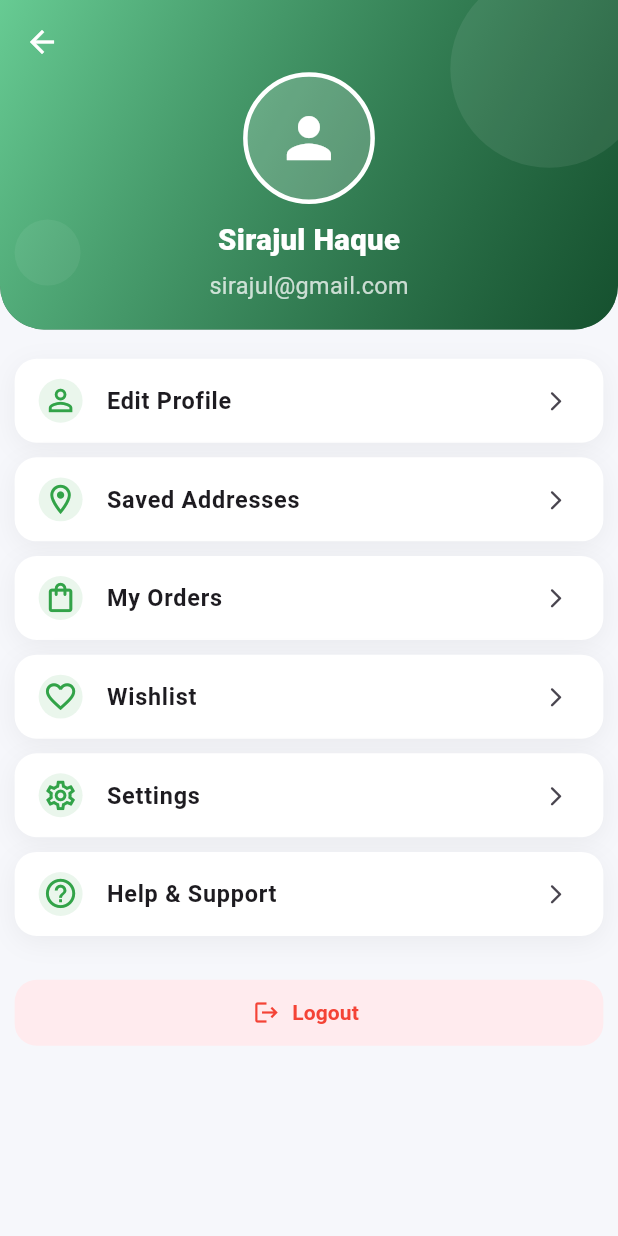
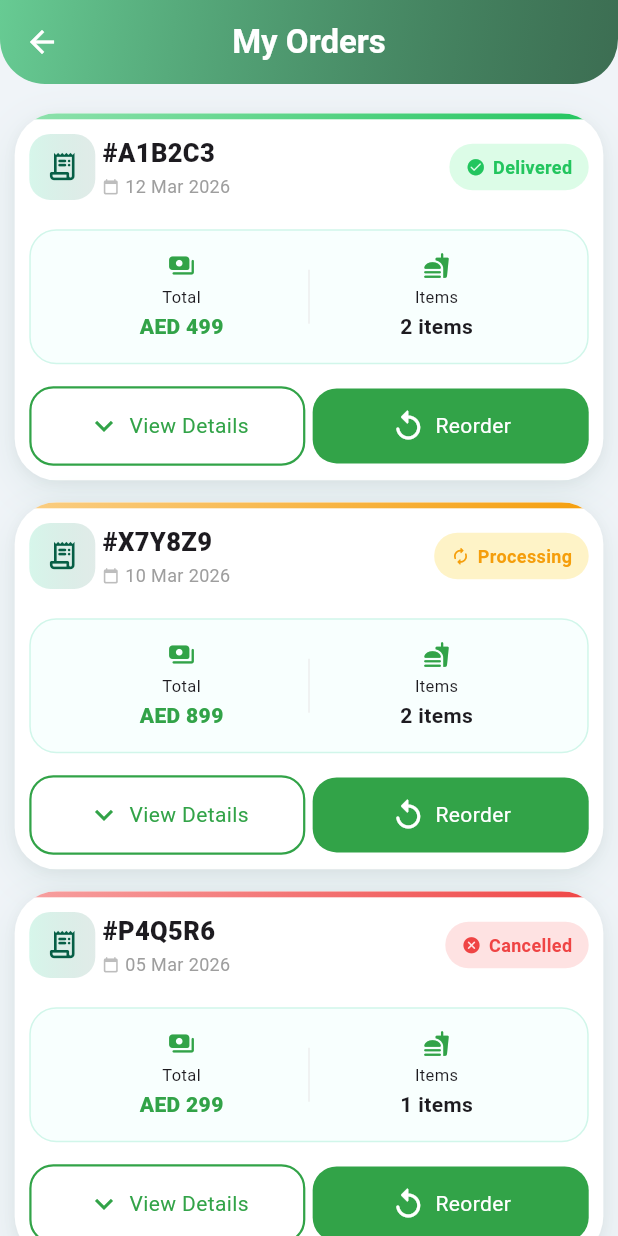
Before and after one commit to SirajulHQ/a_one_gt, a Flutter app: the ProfilePage screen opened directly, after a tap on "My Orders", on a phone screen of 412 x 824 dp. Run offline on Flutter 3.47's test engine with Material 3 defaults, Android fonts, the phone set to English and light mode, and no system bars; our stand-ins replace carousel_slider, toastification; network calls fail; Roboto replaces fonts that are missing (Poppins).

Commit message:
created the my orders page

```diff
--- a/lib/core/apptheme/apptheme.dart
+++ b/lib/core/apptheme/apptheme.dart
@@ -6,3 +6,19 @@ class Appcolors {
   static const Color texColor = Colors.black87;
   static const Color background = Color.fromARGB(255, 247, 247, 247);
 }
+
+/// ─── STATUS CONFIG MODEL ──────────────────────────────────────────────────
+
+class StatusConfig {
+  final Color color;
+  final Color bg;
+  final IconData icon;
+  final String label;
+
+  StatusConfig({
+    required this.color,
+    required this.bg,
+    required this.icon,
+    required this.label,
+  });
+}
--- /dev/null
+++ b/lib/features/my_orders/view/my_orders_page.dart
@@ -0,0 +1,175 @@
+import 'package:a_one_gt/core/apptheme/apptheme.dart';
+import 'package:a_one_gt/core/utils/dimensions.dart';
+import 'package:a_one_gt/features/my_orders/widgets/order_card_widget.dart';
+import 'package:flutter/material.dart';
+import 'package:flutter/services.dart';
+
+class MyOrdersPage extends StatefulWidget {
+  const MyOrdersPage({super.key});
+
+  @override
+  State<MyOrdersPage> createState() => _MyOrdersPageState();
+}
+
+class _MyOrdersPageState extends State<MyOrdersPage>
+    with TickerProviderStateMixin {
+  final List<Map<String, dynamic>> orders = [
+    {
+      "orderId": "#A1B2C3",
+      "date": "12 Mar 2026",
+      "price": 499,
+      "status": "Delivered",
+      "items": ["Chicken Burger", "Pepsi"],
+      "address": "Dubai Marina",
+      "isExpanded": false,
+    },
+    {
+      "orderId": "#X7Y8Z9",
+      "date": "10 Mar 2026",
+      "price": 899,
+      "status": "Processing",
+      "items": ["Pizza", "Fries"],
+      "address": "JLT Cluster A",
+      "isExpanded": false,
+    },
+    {
+      "orderId": "#P4Q5R6",
+      "date": "05 Mar 2026",
+      "price": 299,
+      "status": "Cancelled",
+      "items": ["Sandwich"],
+      "address": "Downtown Dubai",
+      "isExpanded": false,
+    },
+  ];
+
+  late List<AnimationController> _controllers;
+  late List<Animation<double>> _animations;
+
+  @override
+  void initState() {
+    super.initState();
+    _controllers = List.generate(
+      orders.length,
+      (_) => AnimationController(
+        vsync: this,
+        duration: const Duration(milliseconds: 350),
+      ),
+    );
+    _animations = _controllers
+        .map((c) => CurvedAnimation(parent: c, curve: Curves.easeInOut))
+        .toList();
+  }
+
+  @override
+  void dispose() {
+    for (final c in _controllers) {
+      c.dispose();
+    }
+    super.dispose();
+  }
+
+  void _toggleExpand(int index) {
+    setState(() {
+      orders[index]["isExpanded"] = !orders[index]["isExpanded"];
+    });
+    if (orders[index]["isExpanded"]) {
+      _controllers[index].forward();
+    } else {
+      _controllers[index].reverse();
+    }
+    HapticFeedback.selectionClick();
+  }
+
+  /// Status config
+  StatusConfig _getStatusConfig(String status) {
+    switch (status) {
+      case "Delivered":
+        return StatusConfig(
+          color: const Color(0xFF22C55E),
+          bg: const Color(0xFFDCFCE7),
+          icon: Icons.check_circle_rounded,
+          label: "Delivered",
+        );
+      case "Processing":
+        return StatusConfig(
+          color: const Color(0xFFF59E0B),
+          bg: const Color(0xFFFEF3C7),
+          icon: Icons.autorenew_rounded,
+          label: "Processing",
+        );
+      case "Cancelled":
+        return StatusConfig(
+          color: const Color(0xFFEF4444),
+          bg: const Color(0xFFFEE2E2),
+          icon: Icons.cancel_rounded,
+          label: "Cancelled",
+        );
+      default:
+        return StatusConfig(
+          color: Colors.grey,
+          bg: Colors.grey.shade100,
+          icon: Icons.help_outline_rounded,
+          label: status,
+        );
+    }
+  }
+
+  @override
+  Widget build(BuildContext context) {
+    return Scaffold(
+      appBar: AppBar(
+        elevation: 0,
+        centerTitle: true,
+        title: const Text(
+          "My Orders",
+          style: TextStyle(color: Colors.white, fontWeight: FontWeight.w700),
+        ),
+        backgroundColor: Colors.transparent,
+        iconTheme: const IconThemeData(color: Colors.white),
+        flexibleSpace: Container(
+          decoration: BoxDecoration(
+            borderRadius: const BorderRadius.vertical(
+              bottom: Radius.circular(30),
+            ),
+            gradient: LinearGradient(
+              begin: Alignment.topLeft,
+              end: Alignment.bottomRight,
+              colors: [
+                const Color.fromARGB(255, 103, 203, 147),
+                const Color.fromARGB(255, 10, 72, 36).withValues(alpha: 0.78),
+              ],
+            ),
+          ),
+        ),
+      ),
+      backgroundColor: const Color(0xFFF0F4F8),
+      body: CustomScrollView(
+        physics: const BouncingScrollPhysics(),
+        slivers: [
+          /// ─── ORDER LIST ───────────────────────────────────────────────
+          SliverPadding(
+            padding: EdgeInsets.fromLTRB(
+              Dimensions.width20,
+              Dimensions.height20,
+              Dimensions.width20,
+              Dimensions.height20 + 20,
+            ),
+            sliver: SliverList(
+              delegate: SliverChildBuilderDelegate(
+                (context, index) => OrderCardWidget(
+                  order: orders[index],
+                  index: index,
+                  animation: _animations[index],
+                  onToggle: () => _toggleExpand(index),
+                  statusConfig: _getStatusConfig(orders[index]["status"]),
+                ),
+                childCount: orders.length,
+              ),
+            ),
+          ),
+        ],
+      ),
+    );
+  }
+}
--- /dev/null
+++ b/lib/features/my_orders/widgets/order_card_widget.dart
@@ -0,0 +1,356 @@
+import 'package:flutter/material.dart';
+import 'package:flutter/services.dart';
+
+import '../../../core/apptheme/apptheme.dart';
+import '../../../core/utils/dimensions.dart';
+
+class OrderCardWidget extends StatelessWidget {
+  final Map<String, dynamic> order;
+  final int index;
+  final Animation<double> animation;
+  final VoidCallback onToggle;
+  final dynamic statusConfig; // your cfg object
+
+  const OrderCardWidget({
+    super.key,
+    required this.order,
+    required this.index,
+    required this.animation,
+    required this.onToggle,
+    required this.statusConfig,
+  });
+
+  @override
+  Widget build(BuildContext context) {
+    final cfg = statusConfig;
+
+    return Container(
+      margin: EdgeInsets.only(bottom: Dimensions.height15),
+      decoration: BoxDecoration(
+        color: Colors.white,
+        borderRadius: BorderRadius.circular(28),
+        boxShadow: [
+          BoxShadow(
+            color: const Color(0xFF065F46).withOpacity(0.08),
+            blurRadius: 24,
+            offset: const Offset(0, 8),
+          ),
+          BoxShadow(
+            color: Colors.black.withOpacity(0.04),
+            blurRadius: 6,
+            offset: const Offset(0, 2),
+          ),
+        ],
+      ),
+      child: ClipRRect(
+        borderRadius: BorderRadius.circular(28),
+        child: Column(
+          children: [
+            /// TOP STRIP
+            Container(
+              height: 4,
+              decoration: BoxDecoration(
+                gradient: LinearGradient(
+                  colors: [cfg.color.withOpacity(0.5), cfg.color],
+                ),
+              ),
+            ),
+
+            Padding(
+              padding: EdgeInsets.all(Dimensions.width20),
+              child: Column(
+                crossAxisAlignment: CrossAxisAlignment.start,
+                children: [
+                  /// HEADER
+                  Row(
+                    mainAxisAlignment: MainAxisAlignment.spaceBetween,
+                    children: [
+                      Row(
+                        children: [
+                          Container(
+                            width: 44,
+                            height: 44,
+                            decoration: BoxDecoration(
+                              gradient: LinearGradient(
+                                colors: [
+                                  const Color(0xFF34D399).withOpacity(0.2),
+                                  const Color(0xFF065F46).withOpacity(0.12),
+                                ],
+                              ),
+                              borderRadius: BorderRadius.circular(14),
+                            ),
+                            child: const Icon(
+                              Icons.receipt_long_rounded,
+                              color: Color(0xFF065F46),
+                              size: 22,
+                            ),
+                          ),
+                          SizedBox(width: Dimensions.width10),
+                          Column(
+                            crossAxisAlignment: CrossAxisAlignment.start,
+                            children: [
+                              Text(
+                                order["orderId"],
+                                style: const TextStyle(
+                                  fontSize: 17,
+                                  fontWeight: FontWeight.w800,
+                                ),
+                              ),
+                              const SizedBox(height: 2),
+                              Row(
+                                children: [
+                                  Icon(
+                                    Icons.calendar_today_rounded,
+                                    size: 11,
+                                    color: Colors.grey.shade400,
+                                  ),
+                                  const SizedBox(width: 4),
+                                  Text(
+                                    order["date"],
+                                    style: TextStyle(
+                                      color: Colors.grey.shade500,
+                                      fontSize: 12,
+                                    ),
+                                  ),
+                                ],
+                              ),
+                            ],
+                          ),
+                        ],
+                      ),
+
+                      /// STATUS
+                      Container(
+                        padding: const EdgeInsets.symmetric(
+                          horizontal: 11,
+                          vertical: 7,
+                        ),
+                        decoration: BoxDecoration(
+                          color: cfg.bg,
+                          borderRadius: BorderRadius.circular(20),
+                        ),
+                        child: Row(
+                          children: [
+                            Icon(cfg.icon, color: cfg.color, size: 13),
+                            const SizedBox(width: 5),
+                            Text(
+                              cfg.label,
+                              style: TextStyle(
+                                color: cfg.color,
+                                fontWeight: FontWeight.w700,
+                                fontSize: 12,
+                              ),
+                            ),
+                          ],
+                        ),
+                      ),
+                    ],
+                  ),
+
+                  SizedBox(height: Dimensions.height20),
+
+                  /// PRICE + ITEMS
+                  Container(
+                    padding: const EdgeInsets.symmetric(
+                      horizontal: 16,
+                      vertical: 14,
+                    ),
+                    decoration: BoxDecoration(
+                      color: const Color(0xFFF8FFFE),
+                      borderRadius: BorderRadius.circular(18),
+                      border: Border.all(
+                        color: const Color(0xFF34D399).withOpacity(0.2),
+                      ),
+                    ),
+                    child: Row(
+                      children: [
+                        Expanded(
+                          child: _infoTile(
+                            icon: Icons.payments_rounded,
+                            label: "Total",
+                            value: "AED ${order["price"]}",
+                            valueColor: Appcolors.primaryGreen,
+                            bold: true,
+                          ),
+                        ),
+                        Container(
+                          width: 1,
+                          height: 36,
+                          color: Colors.grey.shade200,
+                        ),
+                        Expanded(
+                          child: _infoTile(
+                            icon: Icons.fastfood_rounded,
+                            label: "Items",
+                            value:
+                                "${(order["items"] as List).length} items",
+                          ),
+                        ),
+                      ],
+                    ),
+                  ),
+
+                  SizedBox(height: Dimensions.height15),
+
+                  /// BUTTONS
+                  Row(
+                    children: [
+                      Expanded(
+                        child: GestureDetector(
+                          onTap: onToggle,
+                          child: AnimatedContainer(
+                            duration: const Duration(milliseconds: 250),
+                            padding: const EdgeInsets.symmetric(vertical: 13),
+                            decoration: BoxDecoration(
+                              color: order["isExpanded"]
+                                  ? Appcolors.primaryGreen
+                                  : Colors.transparent,
+                              borderRadius: BorderRadius.circular(16),
+                              border: Border.all(
+                                color: Appcolors.primaryGreen,
+                                width: 1.5,
+                              ),
+                            ),
+                            child: Row(
+                              mainAxisAlignment: MainAxisAlignment.center,
+                              children: [
+                                Icon(
+                                  order["isExpanded"]
+                                      ? Icons.keyboard_arrow_up
+                                      : Icons.keyboard_arrow_down,
+                                  color: order["isExpanded"]
+                                      ? Colors.white
+                                      : Appcolors.primaryGreen,
+                                ),
+                                const SizedBox(width: 5),
+                                Text(
+                                  order["isExpanded"]
+                                      ? "Hide Details"
+                                      : "View Details",
+                                  style: TextStyle(
+                                    color: order["isExpanded"]
+                                        ? Colors.white
+                                        : Appcolors.primaryGreen,
+                                  ),
+                                ),
+                              ],
+                            ),
+                          ),
+                        ),
+                      ),
+
+                      SizedBox(width: Dimensions.width10),
+
+                      Expanded(
+                        child: GestureDetector(
+                          onTap: () => HapticFeedback.mediumImpact(),
+                          child: Container(
+                            padding: const EdgeInsets.symmetric(vertical: 13),
+                            decoration: BoxDecoration(
+                              color: Appcolors.primaryGreen,
+                              borderRadius: BorderRadius.circular(16),
+                            ),
+                            child: const Row(
+                              mainAxisAlignment: MainAxisAlignment.center,
+                              children: [
+                                Icon(Icons.replay_rounded,
+                                    color: Colors.white),
+                                SizedBox(width: 6),
+                                Text(
+                                  "Reorder",
+                                  style: TextStyle(color: Colors.white),
+                                ),
+                              ],
+                            ),
+                          ),
+                        ),
+                      ),
+                    ],
+                  ),
+
+                  /// EXPAND
+                  SizeTransition(
+                    sizeFactor: animation,
+                    axisAlignment: -1,
+                    child: Column(
+                      children: [
+                        SizedBox(height: Dimensions.height15),
+                        Container(
+                          padding: const EdgeInsets.all(16),
+                          decoration: BoxDecoration(
+                            color: const Color(0xFFF8FAFC),
+                            borderRadius: BorderRadius.circular(18),
+                          ),
+                          child: Column(
+                            crossAxisAlignment: CrossAxisAlignment.start,
+                            children: [
+                              _sectionLabel(
+                                  Icons.shopping_bag_rounded, "Items Ordered"),
+                              SizedBox(height: Dimensions.height10),
+
+                              ...List.generate(
+                                (order["items"] as List).length,
+                                (i) => Text(order["items"][i]),
+                              ),
+
+                              SizedBox(height: Dimensions.height10),
+
+                              _sectionLabel(Icons.location_on_rounded,
+                                  "Delivery Address"),
+                              SizedBox(height: Dimensions.height10),
+
+                              Text(order["address"]),
+                            ],
+                          ),
+                        ),
+                      ],
+                    ),
+                  ),
+                ],
+              ),
+            ),
+          ],
+        ),
+      ),
+    );
+  }
+
+  /// INFO TILE
+  Widget _infoTile({
+    required IconData icon,
+    required String label,
+    required String value,
+    Color? valueColor,
+    bool bold = false,
+  }) {
+    return Column(
+      children: [
+        Icon(icon, size: 18, color: Appcolors.primaryGreen),
+        const SizedBox(height: 4),
+        Text(label, style: TextStyle(fontSize: 11)),
+        const SizedBox(height: 2),
+        Text(
+          value,
+          style: TextStyle(
+            fontWeight: bold ? FontWeight.w800 : FontWeight.w600,
+            color: valueColor,
+          ),
+        ),
+      ],
+    );
+  }
+
+  /// SECTION LABEL
+  Widget _sectionLabel(IconData icon, String label) {
+    return Row(
+      children: [
+        Icon(icon, size: 15, color: const Color(0xFF059669)),
+        const SizedBox(width: 6),
+        Text(
+          label,
+          style: const TextStyle(fontWeight: FontWeight.w700),
+        ),
+      ],
+    );
+  }
+}
--- a/lib/features/profile/view/profile_page.dart
+++ b/lib/features/profile/view/profile_page.dart
@@ -1,6 +1,7 @@
 import 'package:a_one_gt/core/apptheme/apptheme.dart';
 import 'package:a_one_gt/core/utils/dimensions.dart';
 import 'package:a_one_gt/features/address/view/saved_address_page.dart';
+import 'package:a_one_gt/features/my_orders/view/my_orders_page.dart';
 import 'package:flutter/material.dart';
 import 'package:flutter/services.dart';
 
@@ -230,7 +231,14 @@ class ProfilePage extends StatelessWidget {
                   buildOptionTile(
                     icon: Icons.shopping_bag_outlined,
                     title: "My Orders",
-                    onTap: () {},
+                    onTap: () {
+                      Navigator.push(
+                        context,
+                        MaterialPageRoute(
+                          builder: (_) => const MyOrdersPage(),
+                        ),
+                      );
+                    },
                   ),
 
                   buildOptionTile(
```
